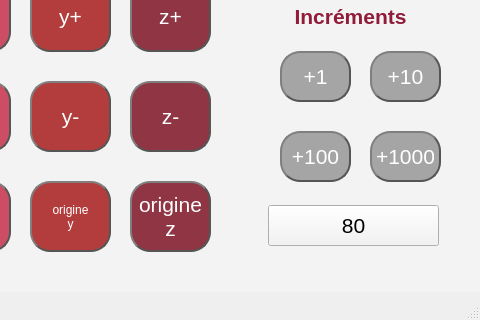
Above: file/mainwindow.ui from Di-mascio/Projet before the change; both pictures show x 160 to 640 and y 178 to 498 of the 640 by 498 pixel window. Below: the same form after it.
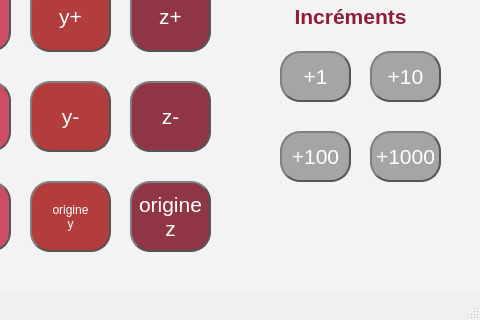
That is the form after the change. Icons and pictures are not drawn.

```diff
--- a/file/mainwindow.ui
+++ b/file/mainwindow.ui
@@ -984,24 +984,6 @@
        <string>&lt;html&gt;&lt;head/&gt;&lt;body&gt;&lt;p align=&quot;center&quot;&gt;&lt;span style=&quot; font-size:16pt; font-weight:600; color:#901c3a;&quot;&gt;Calibrage&lt;/span&gt;&lt;/p&gt;&lt;/body&gt;&lt;/html&gt;</string>
       </property>
      </widget>
-     <widget class="QPushButton" name="pushButton_3">
-      <property name="geometry">
-       <rect>
-        <x>368</x>
-        <y>304</y>
-        <width>171</width>
-        <height>41</height>
-       </rect>
-      </property>
-      <property name="font">
-       <font>
-        <pointsize>16</pointsize>
-       </font>
-      </property>
-      <property name="text">
-       <string>80</string>
-      </property>
-     </widget>
     </widget>
     <widget class="QWidget" name="page_configreseau">
      <widget class="QPushButton" name="pushButton_9">
```
